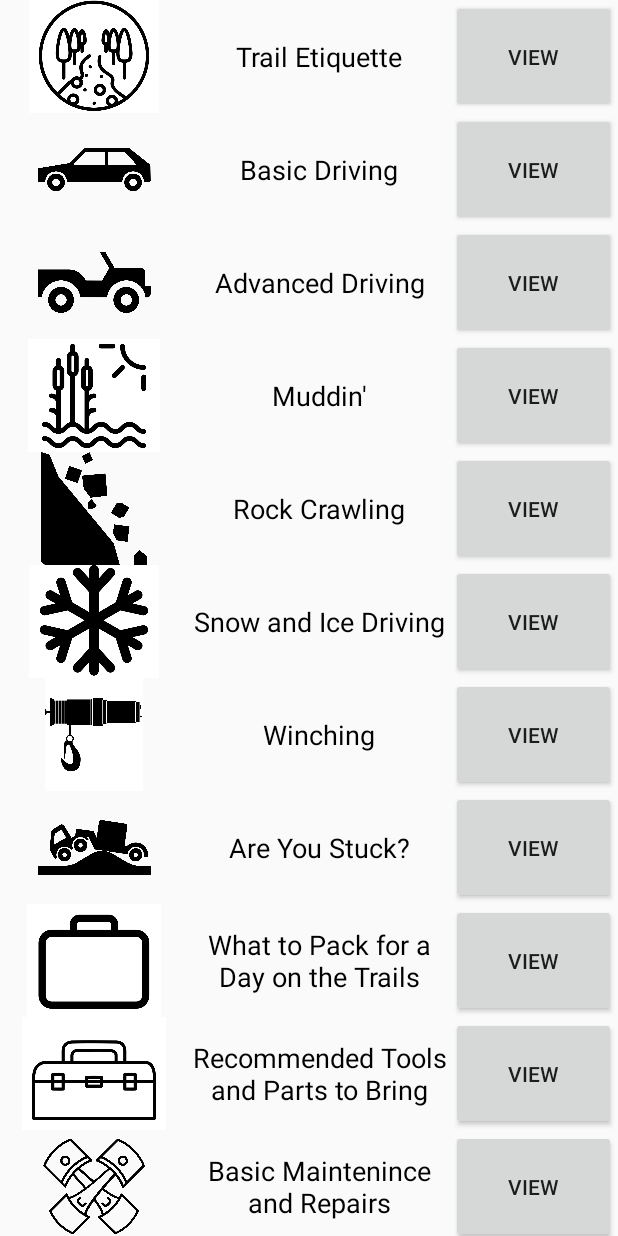
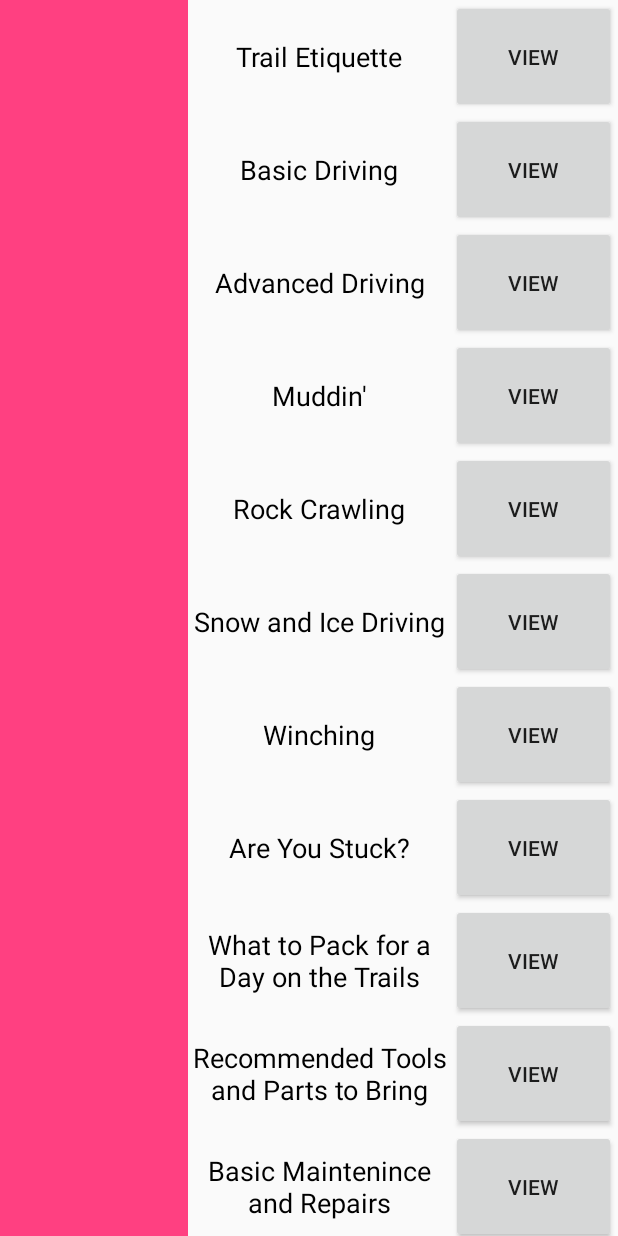
Before and after one commit to jmtrafny/OffRoadCompanion, an Android app: the InformationMenuActivity screen opened directly, with no data from a screen before it, on a phone screen of 412 x 824 dp. Run offline under Robolectric (Android 15) with nearby library versions, the phone set to English and light mode, and no system bars; Roboto replaces fonts that are not available here.

Commit message:
reFixed crash bugs.

```diff
--- a/app/src/main/java/spring17/se300/offroadcompanion/InformationMenuActivity.java
+++ b/app/src/main/java/spring17/se300/offroadcompanion/InformationMenuActivity.java
@@ -64,6 +64,7 @@ public class InformationMenuActivity extends AppCompatActivity {
         Intent intent = new Intent(InformationMenuActivity.this, InformationPageActivity.class);
         intent.putExtra("page", pageId);
         startActivity(intent);
+
     }
     public void wButtonClicked(View view) {
         // Do something in response to button
--- a/app/src/main/res/layout/activity_basicdriving.xml
+++ b/app/src/main/res/layout/activity_basicdriving.xml
@@ -17,7 +17,7 @@
                 android:id="@+id/imageView"
                 android:layout_width="match_parent"
                 android:layout_height="300dp"
-                app:srcCompat="@mipmap/basicdriving" />
+                app:srcCompat="@color/colorAccent" />
 
             <TextView
                 android:id="@+id/bdTitle"
--- a/app/src/main/res/layout/activity_information_menu.xml
+++ b/app/src/main/res/layout/activity_information_menu.xml
@@ -29,7 +29,7 @@
                         android:layout_height="75dp"
                         android:adjustViewBounds="false"
                         android:background="@android:color/transparent"
-                        app:srcCompat="@mipmap/trailet" />
+                        app:srcCompat="@color/colorAccent" />
                 </FrameLayout>
 
                 <FrameLayout
@@ -78,7 +78,7 @@
                         android:layout_width="125dp"
                         android:layout_height="75dp"
                         android:adjustViewBounds="false"
-                        app:srcCompat="@mipmap/basic" />
+                        app:srcCompat="@color/colorAccent" />
                 </FrameLayout>
 
                 <FrameLayout
@@ -125,7 +125,7 @@
                         android:layout_width="125dp"
                         android:layout_height="75dp"
                         android:adjustViewBounds="false"
-                        app:srcCompat="@mipmap/advance" />
+                        app:srcCompat="@color/colorAccent" />
                 </FrameLayout>
 
                 <FrameLayout
@@ -172,7 +172,7 @@
                         android:layout_width="125dp"
                         android:layout_height="75dp"
                         android:adjustViewBounds="false"
-                        app:srcCompat="@mipmap/mud" />
+                        app:srcCompat="@color/colorAccent" />
                 </FrameLayout>
 
                 <FrameLayout
@@ -219,7 +219,7 @@
                         android:layout_width="125dp"
                         android:layout_height="75dp"
                         android:adjustViewBounds="false"
-                        app:srcCompat="@mipmap/rock" />
+                        app:srcCompat="@color/colorAccent" />
                 </FrameLayout>
 
                 <FrameLayout
@@ -266,7 +266,7 @@
                         android:layout_width="125dp"
                         android:layout_height="75dp"
                         android:adjustViewBounds="false"
-                        app:srcCompat="@mipmap/snowi" />
+                        app:srcCompat="@color/colorAccent" />
                 </FrameLayout>
 
                 <FrameLayout
@@ -313,7 +313,7 @@
                         android:layout_width="125dp"
                         android:layout_height="75dp"
                         android:adjustViewBounds="false"
-                        app:srcCompat="@mipmap/winch" />
+                        app:srcCompat="@color/colorAccent" />
                 </FrameLayout>
 
                 <FrameLayout
@@ -360,7 +360,7 @@
                         android:layout_width="125dp"
                         android:layout_height="75dp"
                         android:adjustViewBounds="false"
-                        app:srcCompat="@mipmap/stuck" />
+                        app:srcCompat="@color/colorAccent" />
                 </FrameLayout>
 
                 <FrameLayout
@@ -407,7 +407,7 @@
                         android:layout_width="125dp"
                         android:layout_height="75dp"
                         android:adjustViewBounds="false"
-                        app:srcCompat="@mipmap/packi" />
+                        app:srcCompat="@color/colorAccent" />
                 </FrameLayout>
 
                 <FrameLayout
@@ -454,7 +454,7 @@
                         android:layout_width="125dp"
                         android:layout_height="75dp"
                         android:adjustViewBounds="false"
-                        app:srcCompat="@mipmap/tools" />
+                        app:srcCompat="@color/colorAccent" />
                 </FrameLayout>
 
                 <FrameLayout
@@ -501,7 +501,7 @@
                         android:layout_width="125dp"
                         android:layout_height="75dp"
                         android:adjustViewBounds="false"
-                        app:srcCompat="@mipmap/fixi" />
+                        app:srcCompat="@color/colorAccent" />
                 </FrameLayout>
 
                 <FrameLayout
@@ -548,7 +548,7 @@
                         android:layout_width="125dp"
                         android:layout_height="75dp"
                         android:adjustViewBounds="false"
-                        app:srcCompat="@mipmap/tipsi" />
+                        app:srcCompat="@color/colorAccent" />
                 </FrameLayout>
 
                 <FrameLayout
--- a/app/src/main/res/layout/activity_muddin.xml
+++ b/app/src/main/res/layout/activity_muddin.xml
@@ -17,7 +17,7 @@
                 android:id="@+id/imageView"
                 android:layout_width="match_parent"
                 android:layout_height="300dp"
-                app:srcCompat="@mipmap/muddin2" />
+                app:srcCompat="@color/colorAccent" />
 
             <TextView
                 android:id="@+id/mudTitle"
--- a/app/src/main/res/layout/activity_pack.xml
+++ b/app/src/main/res/layout/activity_pack.xml
@@ -17,7 +17,7 @@
                 android:id="@+id/imageView"
                 android:layout_width="match_parent"
                 android:layout_height="300dp"
-                app:srcCompat="@mipmap/pack" />
+                app:srcCompat="@color/colorAccent" />
 
             <TextView
                 android:id="@+id/packTitle"
--- a/app/src/main/res/layout/activity_tips.xml
+++ b/app/src/main/res/layout/activity_tips.xml
@@ -17,7 +17,7 @@
                 android:id="@+id/imageView"
                 android:layout_width="match_parent"
                 android:layout_height="300dp"
-                app:srcCompat="@mipmap/tips" />
+                app:srcCompat="@color/colorAccent" />
 
             <TextView
                 android:id="@+id/tipsTitle"
```
